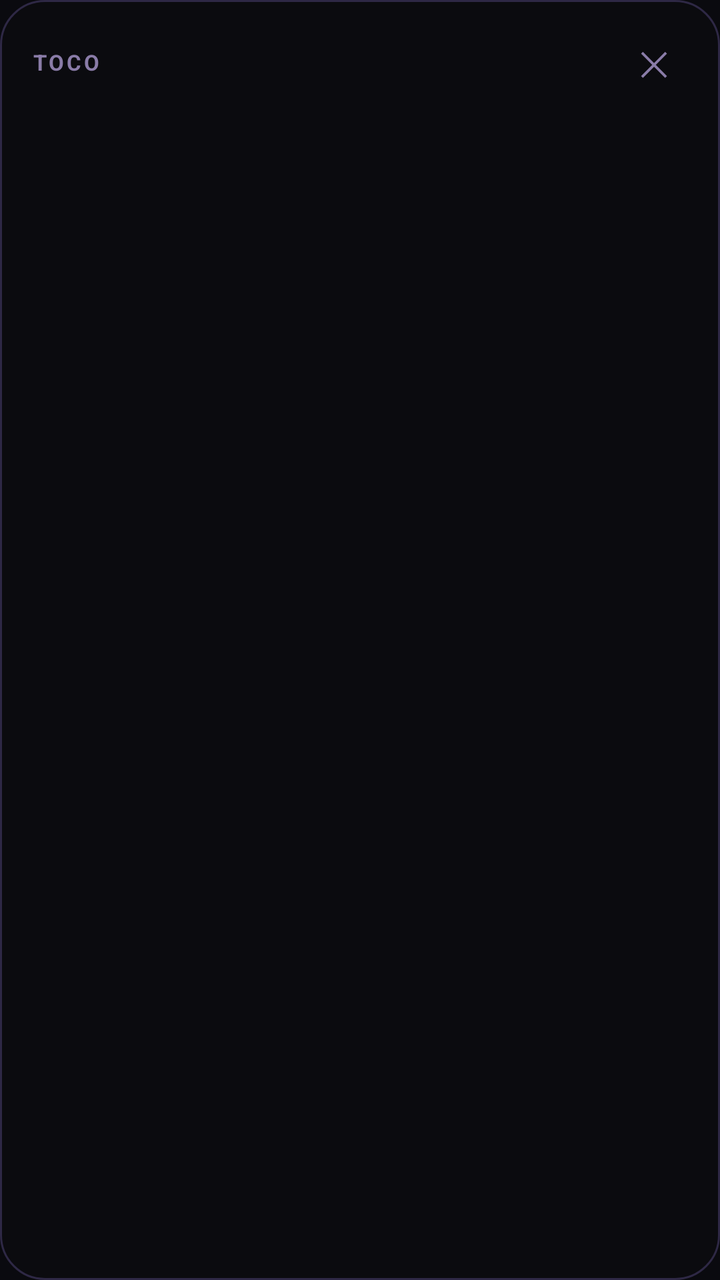
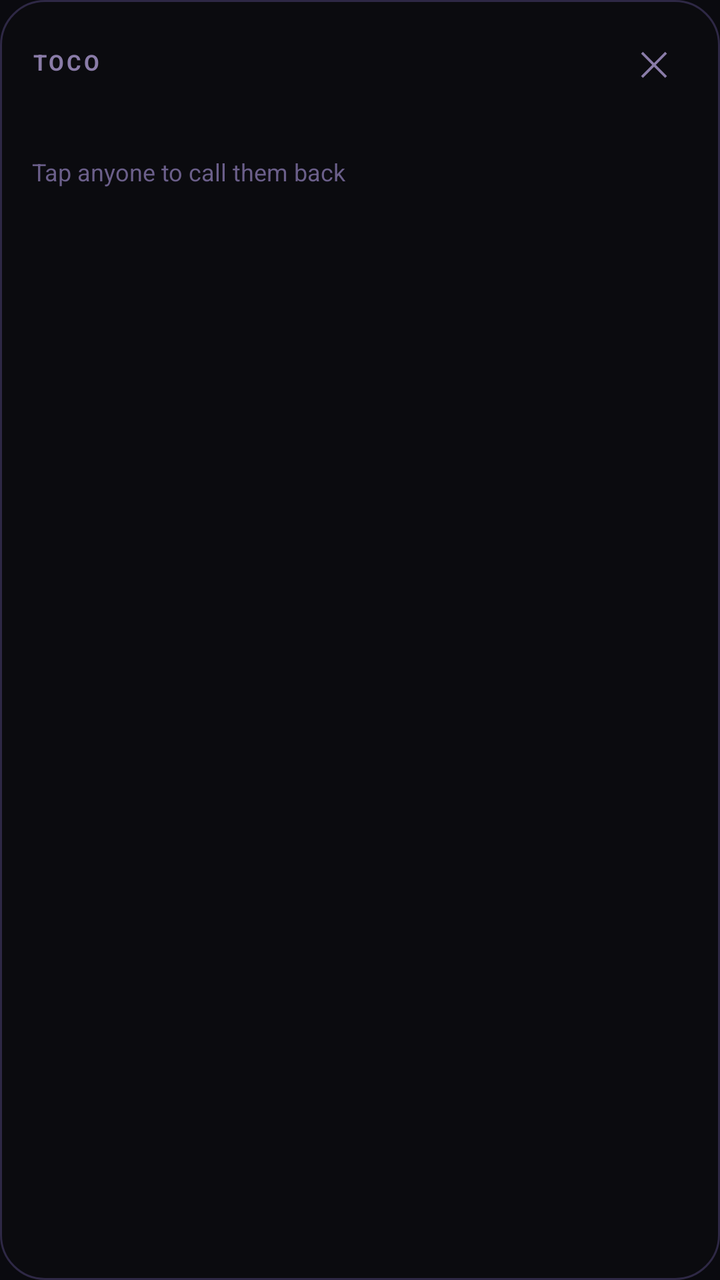

Compare the two renders of this Android layout. The source of the first and the diff that turns it into the second are given below.
<!-- AndroidManifest.xml: application theme Theme.Toco -->
<!-- res/layout/overlay_missed.xml -->
<?xml version="1.0" encoding="utf-8"?>
<LinearLayout xmlns:android="http://schemas.android.com/apk/res/android"
    android:id="@+id/overlayRoot"
    android:layout_width="match_parent"
    android:layout_height="wrap_content"
    android:orientation="vertical"
    android:background="@drawable/bg_overlay_card"
    android:layout_margin="12dp"
    android:paddingStart="16dp"
    android:paddingEnd="16dp"
    android:paddingTop="14dp"
    android:paddingBottom="16dp">

    
    <View
        android:id="@+id/overlayHandle"
        android:layout_width="38dp"
        android:layout_height="4dp"
        android:layout_gravity="center_horizontal"
        android:layout_marginBottom="10dp"
        android:background="@drawable/bg_sheet_handle"
        android:visibility="gone" />

    <LinearLayout
        android:layout_width="match_parent"
        android:layout_height="wrap_content"
        android:orientation="horizontal"
        android:gravity="center_vertical">

        <TextView
            android:layout_width="wrap_content"
            android:layout_height="wrap_content"
            android:text="@string/app_name"
            android:textColor="@color/text_secondary"
            android:textSize="11sp"
            android:textStyle="bold"
            android:letterSpacing="0.12" />

        <View
            android:layout_width="0dp"
            android:layout_height="1dp"
            android:layout_weight="1" />

        <TextView
            android:id="@+id/overlayClose"
            android:layout_width="34dp"
            android:layout_height="34dp"
            android:gravity="center"
            android:text="@string/overlay_close"
            android:textColor="@color/text_secondary"
            android:textSize="17sp"
            android:clickable="true"
            android:focusable="true" />
    </LinearLayout>

    <TextView
        android:id="@+id/overlayTitle"
        android:layout_width="wrap_content"
        android:layout_height="wrap_content"
        android:layout_marginTop="2dp"
        android:layout_marginBottom="12dp"
        android:textColor="@color/text_primary"
        android:textSize="18sp"
        android:textStyle="bold" />

    <LinearLayout
        android:id="@+id/overlayList"
        android:layout_width="match_parent"
        android:layout_height="wrap_content"
        android:orientation="vertical" />

    <TextView
        android:id="@+id/overlayMore"
        android:layout_width="match_parent"
        android:layout_height="wrap_content"
        android:layout_marginTop="2dp"
        android:background="@drawable/bg_pill_outline"
        android:gravity="center"
        android:paddingTop="13dp"
        android:paddingBottom="13dp"
        android:textColor="@color/text_primary"
        android:textSize="14sp"
        android:clickable="true"
        android:focusable="true"
        android:visibility="gone" />

    <TextView
        android:id="@+id/overlayIgnoreAll"
        android:layout_width="match_parent"
        android:layout_height="wrap_content"
        android:layout_marginTop="10dp"
        android:background="@drawable/bg_pill_outline"
        android:gravity="center"
        android:paddingTop="14dp"
        android:paddingBottom="14dp"
        android:text="@string/overlay_ignore_all"
        android:textColor="@color/text_secondary"
        android:textSize="14sp"
        android:textStyle="bold"
        android:clickable="true"
        android:focusable="true"
        android:visibility="gone" />
</LinearLayout>
<!-- resources referenced by this layout -->
<resources>
  <color name="text_primary">#F0E6FF</color>
  <color name="text_secondary">#8A7CA8</color>
  <!-- drawable bg_overlay_card (drawable) -->
  <?xml version="1.0" encoding="utf-8"?>
  <shape xmlns:android="http://schemas.android.com/apk/res/android" android:shape="rectangle">
      <solid android:color="#0B0B0F" />
      <corners android:radius="22dp" />
      <stroke android:width="1dp" android:color="@color/border_alt" />
  </shape>
  <!-- drawable bg_pill_outline (drawable) -->
  <?xml version="1.0" encoding="utf-8"?>
  <shape xmlns:android="http://schemas.android.com/apk/res/android" android:shape="rectangle">
      <solid android:color="@color/surface_alt" />
      <corners android:radius="20dp" />
      <stroke android:width="1dp" android:color="@color/border_alt" />
  </shape>
  <!-- drawable bg_sheet_handle (drawable) -->
  <?xml version="1.0" encoding="utf-8"?>
  <shape xmlns:android="http://schemas.android.com/apk/res/android" android:shape="rectangle">
      <solid android:color="@color/border_alt" />
      <corners android:radius="3dp" />
  </shape>
  <string name="app_name">TOCO</string>
  <string name="overlay_close">\u2715</string>
  <string name="overlay_ignore_all">Ignore All</string>
  <style name="Theme.Toco" parent="Theme.AppCompat.NoActionBar">
          <item name="android:windowBackground">@color/bg</item>
          <item name="android:statusBarColor">@color/bg</item>
          <item name="android:navigationBarColor">@color/bg</item>
          <item name="android:windowLightStatusBar">false</item>
          <item name="colorAccent">@color/accent</item>
      </style>
  <color name="border_alt">#2E2845</color>
  <color name="surface_alt">#1A1628</color>
  <color name="bg">#0A0A0F</color>
  <color name="accent">#9B7CFF</color>
</resources>

<!-- the commit's change to res/layout/overlay_missed.xml (unified diff, before → after) -->
@@ -58,10 +58,19 @@
         android:layout_width="wrap_content"
         android:layout_height="wrap_content"
         android:layout_marginTop="2dp"
-        android:layout_marginBottom="12dp"
         android:textColor="@color/text_primary"
-        android:textSize="18sp"
+        android:textSize="19sp"
         android:textStyle="bold" />
+
+    <TextView
+        android:id="@+id/overlayHint"
+        android:layout_width="wrap_content"
+        android:layout_height="wrap_content"
+        android:layout_marginTop="2dp"
+        android:layout_marginBottom="14dp"
+        android:text="@string/overlay_hint"
+        android:textColor="@color/text_hint"
+        android:textSize="12sp" />
 
     <LinearLayout
         android:id="@+id/overlayList"
<!-- resource entries referenced after the edit -->
@@ -1,5 +1,6 @@
 <!-- resources referenced by this layout -->
 <resources>
+  <color name="text_hint">#6B5F8A</color>
   <color name="text_primary">#F0E6FF</color>
   <color name="text_secondary">#8A7CA8</color>
   <!-- drawable bg_overlay_card (drawable) -->
@@ -24,7 +25,8 @@
   </shape>
   <string name="app_name">TOCO</string>
   <string name="overlay_close">\u2715</string>
-  <string name="overlay_ignore_all">Ignore All</string>
+  <string name="overlay_hint">Tap anyone to call them back</string>
+  <string name="overlay_ignore_all">Dismiss all</string>
   <style name="Theme.Toco" parent="Theme.AppCompat.NoActionBar">
           <item name="android:windowBackground">@color/bg</item>
           <item name="android:statusBarColor">@color/bg</item>
